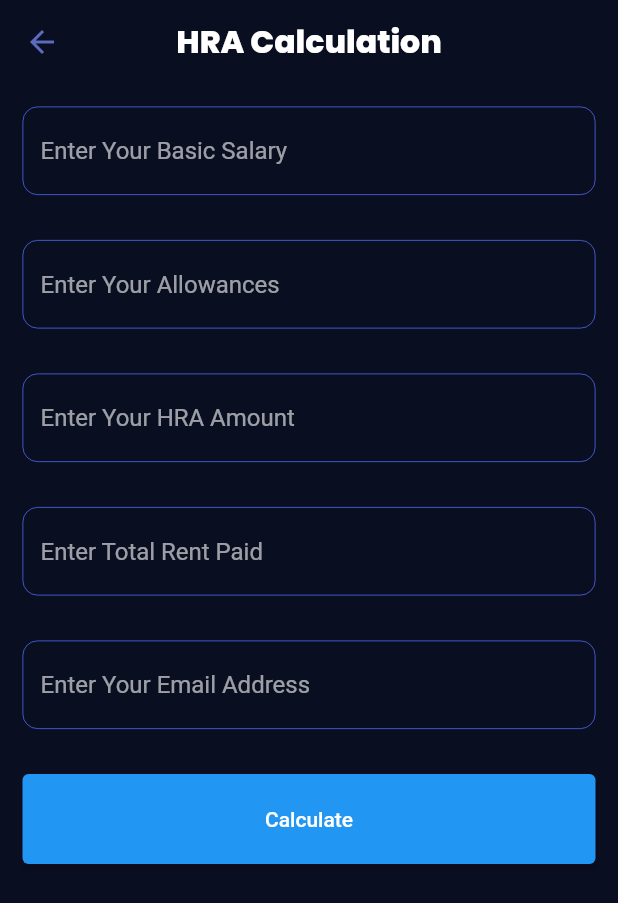
After one commit to Naveen-Jagirdhar/flutter-projects, a Flutter app: the HraPage screen opened by its route, on a phone screen of 412 x 824 dp. The commit adds this screen. Shown: the top 903 px of the screen. Run offline on Flutter 3.47's test engine with Material 2 defaults, Android fonts, the phone set to English and light mode, and no system bars; our stand-ins replace google_fonts; statements that could not run were skipped.

Commit message:
adding new code

```diff
--- a/tax_app/lib/main.dart
+++ b/tax_app/lib/main.dart
@@ -2,6 +2,7 @@ import 'package:flutter/material.dart';
 import 'package:flutter/services.dart';
 import 'package:provider/provider.dart';
 import 'package:tax_app/pages/home_page.dart';
+import 'package:tax_app/pages/hra_page.dart';
 import 'package:tax_app/pages/rent_receipt.dart';
 import 'package:tax_app/pages/tips_page.dart';
 
@@ -36,6 +37,7 @@ class MyApp extends StatelessWidget {
           routes: {
             TipsPage.routeName : (context)=> const TipsPage(),
             RentPage.routeName : (context)=> RentPage(),
+            HraPage.routeName :(context) => const HraPage(),
           },
         );
       }),
--- /dev/null
+++ b/tax_app/lib/pages/hra_page.dart
@@ -0,0 +1,194 @@
+import 'package:flutter/material.dart';
+import 'package:tax_app/widget/title_widget.dart';
+
+class HraPage extends StatelessWidget {
+  static const String routeName = "hra";
+  const HraPage({Key? key}) : super(key: key);
+
+  @override
+  Widget build(BuildContext context) {
+    return Scaffold(
+      appBar: AppBar(
+        title: const TitleWidget(
+          title: 'HRA Calculation',
+        ),
+      ),
+      body: SafeArea(
+        child: SingleChildScrollView(
+          child: Column(
+            children: [
+              getBasicSalary(),
+              getDAAllowance(),
+              getHraAmount(),
+              getTotalRent(),
+              getEmailAddress(),
+              getSubmitBtn(context),
+            ],
+          ),
+        ),
+      ),
+    );
+  }
+
+  getBasicSalary() {
+    return Padding(
+      padding: const EdgeInsets.all(15),
+      child: TextFormField(
+        autocorrect: false,
+        keyboardType: TextInputType.number,
+        decoration: const InputDecoration(
+          hintText: 'Enter Your Basic Salary',
+          enabledBorder: OutlineInputBorder(
+            borderRadius: BorderRadius.all(
+              Radius.circular(10),
+            ),
+            borderSide: BorderSide(
+              color: Colors.indigoAccent,
+              width: 0.5,
+            ),
+          ),
+          focusedBorder: OutlineInputBorder(
+            borderSide: BorderSide(
+              color: Colors.indigoAccent,
+              width: 0.5,
+            ),
+          ),
+        ),
+      ),
+    );
+  }
+
+  getDAAllowance() {
+    return Padding(
+      padding: const EdgeInsets.all(15),
+      child: TextFormField(
+        autocorrect: false,
+        keyboardType: TextInputType.number,
+        decoration: const InputDecoration(
+          hintText: 'Enter Your Allowances',
+          enabledBorder: OutlineInputBorder(
+            borderRadius: BorderRadius.all(
+              Radius.circular(10),
+            ),
+            borderSide: BorderSide(
+              color: Colors.indigoAccent,
+              width: 0.5,
+            ),
+          ),
+          focusedBorder: OutlineInputBorder(
+            borderSide: BorderSide(
+              color: Colors.indigoAccent,
+              width: 0.5,
+            ),
+          ),
+        ),
+      ),
+    );
+  }
+
+  getHraAmount() {
+    return Padding(
+      padding: const EdgeInsets.all(15),
+      child: TextFormField(
+        autocorrect: false,
+        keyboardType: TextInputType.number,
+        decoration: const InputDecoration(
+          hintText: 'Enter Your HRA Amount',
+          enabledBorder: OutlineInputBorder(
+            borderRadius: BorderRadius.all(
+              Radius.circular(10),
+            ),
+            borderSide: BorderSide(
+              color: Colors.indigoAccent,
+              width: 0.5,
+            ),
+          ),
+          focusedBorder: OutlineInputBorder(
+            borderSide: BorderSide(
+              color: Colors.indigoAccent,
+              width: 0.5,
+            ),
+          ),
+        ),
+      ),
+    );
+  }
+
+  getTotalRent() {
+    return Padding(
+      padding: const EdgeInsets.all(15),
+      child: TextFormField(
+        autocorrect: false,
+        keyboardType: TextInputType.number,
+        decoration: const InputDecoration(
+          hintText: 'Enter Total Rent Paid',
+          enabledBorder: OutlineInputBorder(
+            borderRadius: BorderRadius.all(
+              Radius.circular(10),
+            ),
+            borderSide: BorderSide(
+              color: Colors.indigoAccent,
+              width: 0.5,
+            ),
+          ),
+          focusedBorder: OutlineInputBorder(
+            borderSide: BorderSide(
+              color: Colors.indigoAccent,
+              width: 0.5,
+            ),
+          ),
+        ),
+      ),
+    );
+  }
+
+  getEmailAddress() {
+    return Padding(
+      padding: const EdgeInsets.all(15),
+      child: TextFormField(
+        autocorrect: false,
+        keyboardType: TextInputType.emailAddress,
+        decoration: const InputDecoration(
+          hintText: 'Enter Your Email Address',
+          enabledBorder: OutlineInputBorder(
+            borderRadius: BorderRadius.all(
+              Radius.circular(10),
+            ),
+            borderSide: BorderSide(
+              color: Colors.indigoAccent,
+              width: 0.5,
+            ),
+          ),
+          focusedBorder: OutlineInputBorder(
+            borderSide: BorderSide(
+              color: Colors.indigoAccent,
+              width: 0.5,
+            ),
+          ),
+        ),
+      ),
+    );
+  }
+
+  getSubmitBtn(BuildContext context) {
+    return Padding(
+      padding: const EdgeInsets.all(15),
+      child: SizedBox(
+        width: double.infinity,
+        height: 60,
+        child: ElevatedButton(
+          style: ElevatedButton.styleFrom(
+            ,
+            textStyle: Theme.of(context).textTheme.headline3!.copyWith(
+                fontSize: 22, letterSpacing: 2.0, fontWeight: FontWeight.w600),
+            shape: RoundedRectangleBorder(
+              borderRadius: BorderRadius.circular(15),
+            ),
+          ),
+          onPressed: () {},
+          child: const Text('Calculate'),
+        ),
+      ),
+    );
+  }
+}
--- a/tax_app/lib/utils/navigator.dart
+++ b/tax_app/lib/utils/navigator.dart
@@ -1,4 +1,5 @@
 import 'package:flutter/cupertino.dart';
+import 'package:tax_app/pages/hra_page.dart';
 import 'package:tax_app/pages/rent_receipt.dart';
 import 'package:tax_app/pages/tips_page.dart';
 import 'package:tax_app/utils/arguments.dart';
@@ -17,4 +18,7 @@ class MyNavigator {
   static void gotoRentPage(BuildContext context) {
     Navigator.pushNamed(context, RentPage.routeName);
   }
+  static void gotoHraPage(BuildContext context) {
+    Navigator.pushNamed(context,HraPage.routeName);
+  }
 }
--- a/tax_app/lib/widget/app_widget.dart
+++ b/tax_app/lib/widget/app_widget.dart
@@ -66,5 +66,8 @@ class AppWidget extends StatelessWidget {
     if(keyId == 'rent') {
       MyNavigator.gotoRentPage(context);
     }
+    if(keyId == 'hra') {
+      MyNavigator.gotoHraPage(context);
+    }
   }
 }
```
Also changed, not shown: 7 other files.
